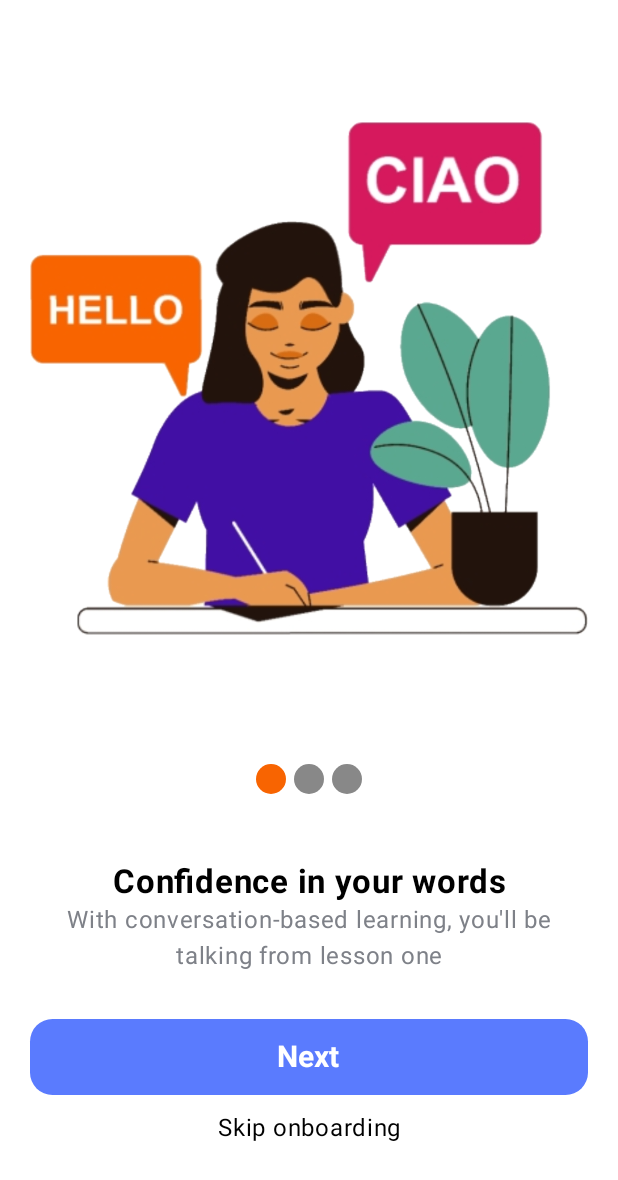
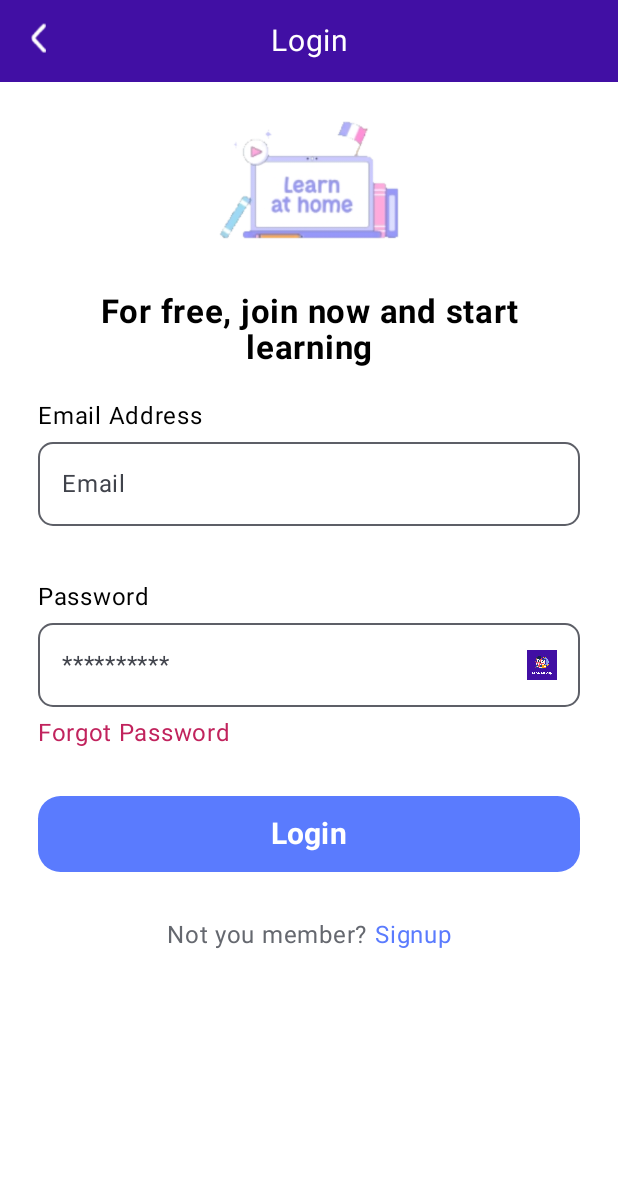
Before and after one commit to Borisova-Pauline/ProffTask, an Android app built with Jetpack Compose: the @Preview function GreetingPreview, on a phone screen of 412 x 824 dp. Shown: the top 1180 px of the screen. Run offline under Robolectric (Android 15) with nearby library versions, the phone set to English and light mode, and no system bars.

Commit message:
login half-done

```diff
--- a/app/build.gradle.kts
+++ b/app/build.gradle.kts
@@ -51,6 +51,7 @@ dependencies {
     implementation(libs.androidx.ui.tooling.preview)
     implementation(libs.androidx.material3)
     implementation(libs.androidx.navigation.compose.android)
+    implementation(libs.androidx.navigation.runtime.android)
     testImplementation(libs.junit)
     androidTestImplementation(libs.androidx.junit)
     androidTestImplementation(libs.androidx.espresso.core)
--- /dev/null
+++ b/app/src/main/java/com/tomli/profftask/screens/Registration.kt
@@ -0,0 +1,119 @@
+package com.tomli.profftask.screens
+
+import androidx.compose.foundation.Image
+import androidx.compose.foundation.background
+import androidx.compose.foundation.clickable
+import androidx.compose.foundation.layout.Box
+import androidx.compose.foundation.layout.Column
+import androidx.compose.foundation.layout.Row
+import androidx.compose.foundation.layout.Spacer
+import androidx.compose.foundation.layout.WindowInsets
+import androidx.compose.foundation.layout.asPaddingValues
+import androidx.compose.foundation.layout.fillMaxSize
+import androidx.compose.foundation.layout.fillMaxWidth
+import androidx.compose.foundation.layout.height
+import androidx.compose.foundation.layout.navigationBars
+import androidx.compose.foundation.layout.padding
+import androidx.compose.foundation.layout.size
+import androidx.compose.foundation.layout.statusBars
+import androidx.compose.foundation.shape.RoundedCornerShape
+import androidx.compose.material3.Button
+import androidx.compose.material3.ButtonDefaults
+import androidx.compose.material3.OutlinedTextField
+import androidx.compose.material3.Text
+import androidx.compose.material3.TextField
+import androidx.compose.material3.TextFieldDefaults
+import androidx.compose.runtime.Composable
+import androidx.compose.runtime.mutableStateOf
+import androidx.compose.runtime.remember
+import androidx.compose.ui.Alignment
+import androidx.compose.ui.Modifier
+import androidx.compose.ui.graphics.Color
+import androidx.compose.ui.platform.LocalContext
+import androidx.compose.ui.res.painterResource
+import androidx.compose.ui.text.font.FontWeight
+import androidx.compose.ui.text.style.TextAlign
+import androidx.compose.ui.tooling.preview.Preview
+import androidx.compose.ui.unit.dp
+import androidx.compose.ui.unit.sp
+import androidx.navigation.NavController
+import androidx.navigation.compose.rememberNavController
+import com.tomli.profftask.R
+import com.tomli.profftask.ui.theme.ProffTaskTheme
+import com.tomli.profftask.ui.theme.PurpleApp
+
+
+@Composable
+fun SignUp(){
+
+}
+
+
+@Composable
+fun LogIn(navController: NavController){
+    val up = WindowInsets.statusBars.asPaddingValues().calculateTopPadding()
+    val down = WindowInsets.navigationBars.asPaddingValues().calculateBottomPadding()
+    val email = remember { mutableStateOf("") }
+    val password = remember { mutableStateOf("") }
+    Column(modifier = Modifier.fillMaxSize().background(Color.White).padding(bottom = down)) {
+        Box(modifier = Modifier.background(PurpleApp).fillMaxWidth().padding(15.dp)) {
+            Column{
+                Spacer(modifier = Modifier.height(up))
+                Text(
+                    text = "Login",
+                    color = Color.White,
+                    modifier = Modifier.fillMaxWidth(),
+                    textAlign = TextAlign.Center,
+                    fontSize = 20.sp
+                )
+            }
+            Image(painter = painterResource(R.drawable.back_arrow), contentDescription = null,
+                modifier = Modifier.padding(top=up).size(20.dp).clickable { navController.navigate("language_select") })
+        }
+        Image(painter = painterResource(R.drawable.picture_login), contentDescription = null,
+            modifier = Modifier.size(120.dp).padding(top=10.dp).align(Alignment.CenterHorizontally))
+        Text(
+            text = "For free, join now and start learning",
+            modifier = Modifier.fillMaxWidth().padding(horizontal = 40.dp, vertical = 20.dp),
+            textAlign = TextAlign.Center, fontWeight = FontWeight.Bold,
+            fontSize = 22.sp
+        )
+        Column(modifier = Modifier.fillMaxSize().padding(horizontal = 25.dp)){
+            Text(text="Email Address")
+            OutlinedTextField(value = email.value, onValueChange = {newText -> email.value = newText},
+                modifier = Modifier.fillMaxWidth().padding(vertical = 5.dp),
+                shape = RoundedCornerShape(10.dp),
+                placeholder = { Text(text = "Email") })
+            Spacer(modifier = Modifier.height(30.dp))
+            Text(text="Password")
+            OutlinedTextField(value = password.value, onValueChange = {newText -> password.value = newText},
+                modifier = Modifier.fillMaxWidth().padding(vertical = 5.dp),
+                shape = RoundedCornerShape(10.dp),
+                trailingIcon = { Image(painter = painterResource(R.drawable.splash_icon), contentDescription = null, modifier = Modifier.padding(15.dp).size(20.dp)) },
+                placeholder = { Text(text = "**********") })
+            Text(text="Forgot Password", color = Color(0xffc1235d))
+            Button(onClick = {}, colors = ButtonDefaults.buttonColors(containerColor = Color(0xff5a7bfe)),
+                modifier = Modifier.fillMaxWidth().padding(vertical = 30.dp), shape = RoundedCornerShape(15.dp)
+            ) {
+                Text(text="Login", fontSize = 20.sp, fontWeight = FontWeight.Bold, modifier = Modifier.padding(5.dp))
+            }
+            Box(modifier = Modifier.fillMaxWidth()){
+                Row(modifier = Modifier.align(Alignment.Center)){
+                    Text(text="Not you member? ", color = Color(0xff65686f))
+                    Text(text="Signup", color = Color(0xff5a7bfe))
+                }
+            }
+
+        }
+
+    }
+}
+
+
+@Preview(showBackground = true)
+@Composable
+fun GreetingPreview() {
+    ProffTaskTheme {
+        LogIn(navController = rememberNavController())
+    }
+}
--- a/app/src/main/java/com/tomli/profftask/ui/theme/Color.kt
+++ b/app/src/main/java/com/tomli/profftask/ui/theme/Color.kt
@@ -9,3 +9,5 @@ val Pink80 = Color(0xFFEFB8C8)
 val Purple40 = Color(0xFF6650a4)
 val PurpleGrey40 = Color(0xFF625b71)
 val Pink40 = Color(0xFF7D5260)
+
+val PurpleApp = Color(0xff410fa4)
--- a/app/src/main/java/com/tomli/profftask/ui/theme/Theme.kt
+++ b/app/src/main/java/com/tomli/profftask/ui/theme/Theme.kt
@@ -1,31 +1,35 @@
 package com.tomli.profftask.ui.theme
 
-import android.app.Activity
 import android.os.Build
 import androidx.compose.foundation.isSystemInDarkTheme
-import androidx.compose.foundation.layout.WindowInsets
-import androidx.compose.foundation.layout.asPaddingValues
-import androidx.compose.foundation.layout.navigationBars
-import androidx.compose.foundation.layout.statusBars
+import androidx.compose.material3.LocalContentColor
 import androidx.compose.material3.MaterialTheme
 import androidx.compose.material3.darkColorScheme
 import androidx.compose.material3.dynamicDarkColorScheme
 import androidx.compose.material3.dynamicLightColorScheme
 import androidx.compose.material3.lightColorScheme
 import androidx.compose.runtime.Composable
+import androidx.compose.runtime.CompositionLocal
+import androidx.compose.runtime.CompositionLocalProvider
+import androidx.compose.runtime.ReadOnlyComposable
+import androidx.compose.runtime.staticCompositionLocalOf
+import androidx.compose.ui.graphics.Color
 import androidx.compose.ui.platform.LocalContext
 
 
 private val DarkColorScheme = darkColorScheme(
     primary = Purple80,
     secondary = PurpleGrey80,
-    tertiary = Pink80
+    tertiary = Pink80,
+    background = Color(0xff080e1e)
 )
 
 private val LightColorScheme = lightColorScheme(
     primary = Purple40,
     secondary = PurpleGrey40,
-    tertiary = Pink40
+    tertiary = Pink40,
+
+            background = Color(0xFFFFFfFf)
 
     /* Other default colors to override
     background = Color(0xFFFFFBFE),
@@ -38,6 +42,16 @@ private val LightColorScheme = lightColorScheme(
     */
 )
 
+
+/*private val myLightColors = MyColorsTheme(
+    background = Color(0xffffffff),
+    paleGray = Color(0xffcecfd3)
+)
+private val myDarkTheme = myLightColors.copy(
+    background = Color(0xff080e1e),
+    paleGray = Color(0xff535762)
+)*/
+
 @Composable
 fun ProffTaskTheme(
     darkTheme: Boolean = isSystemInDarkTheme(),
@@ -45,6 +59,11 @@ fun ProffTaskTheme(
     dynamicColor: Boolean = true,
     content: @Composable () -> Unit
 ) {
+    /*val colorsTheme = if (!darkTheme) myLightColors
+    else myDarkTheme
+
+    CompositionLocalProvider(LocalColors provides colorsTheme, content=content)*/
+
     val colorScheme = when {
         dynamicColor && Build.VERSION.SDK_INT >= Build.VERSION_CODES.S -> {
             val context = LocalContext.current
@@ -61,3 +80,17 @@ fun ProffTaskTheme(
         content = content
     )
 }
+
+
+/*internal val LocalColors = staticCompositionLocalOf<MyColorsTheme> {
+    MyColorsTheme()
+    error("Colors composition error")
+}
+
+
+
+object MyTheme{
+    val myColorsTheme: MyColorsTheme
+        @Composable @ReadOnlyComposable
+        get() = LocalColors.current
+}*/
--- a/gradle/libs.versions.toml
+++ b/gradle/libs.versions.toml
@@ -9,6 +9,7 @@ lifecycleRuntimeKtx = "2.9.1"
 activityCompose = "1.10.1"
 composeBom = "2024.04.01"
 navigationComposeAndroid = "2.9.5"
+navigationRuntimeAndroid = "2.9.5"
 
 [libraries]
 androidx-core-ktx = { group = "androidx.core", name = "core-ktx", version.ref = "coreKtx" }
@@ -26,6 +27,7 @@ androidx-ui-test-manifest = { group = "androidx.compose.ui", name = "ui-test-man
 androidx-ui-test-junit4 = { group = "androidx.compose.ui", name = "ui-test-junit4" }
 androidx-material3 = { group = "androidx.compose.material3", name = "material3" }
 androidx-navigation-compose-android = { group = "androidx.navigation", name = "navigation-compose-android", version.ref = "navigationComposeAndroid" }
+androidx-navigation-runtime-android = { group = "androidx.navigation", name = "navigation-runtime-android", version.ref = "navigationRuntimeAndroid" }
 
 [plugins]
 android-application = { id = "com.android.application", version.ref = "agp" }
```
Also changed, not shown: app/src/main/java/com/tomli/profftask/MainActivity.kt (+9 -0 lines), app/src/main/java/com/tomli/profftask/screens/Onboarding.kt (+62 -9 lines), app/src/main/java/com/tomli/profftask/ui/theme/MyColors.kt (added, +9 -0 lines), app/src/main/res/drawable/back_arrow.png (added), app/src/main/res/drawable/picture_login.png (added).
